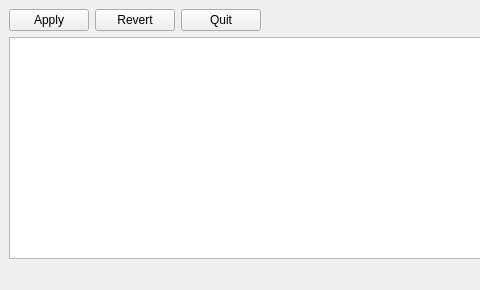
The window that ioc.ui (pcdshub/IocManager) describes before a commit, drawn with Qt 5; both pictures show x 0 to 480 and y 0 to 290 of the 1016 by 290 pixel window.
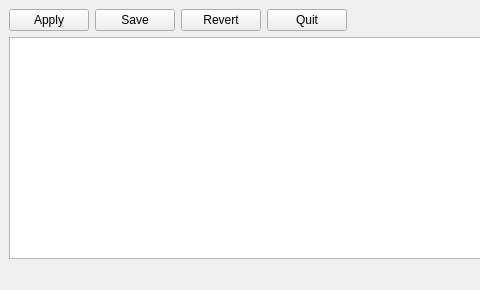
The same window after the commit.

What changed in the file:
```diff
--- a/ioc.ui
+++ b/ioc.ui
@@ -22,21 +22,21 @@
       </property>
      </widget>
     </item>
-    <item row="0" column="1">
+    <item row="0" column="2">
      <widget class="QPushButton" name="revertButton">
       <property name="text">
        <string>Revert</string>
       </property>
      </widget>
     </item>
-    <item row="0" column="2">
+    <item row="0" column="3">
      <widget class="QPushButton" name="quitButton">
       <property name="text">
        <string>Quit</string>
       </property>
      </widget>
     </item>
-    <item row="0" column="3">
+    <item row="0" column="5">
      <spacer name="horizontalSpacer">
       <property name="orientation">
        <enum>Qt::Horizontal</enum>
@@ -49,9 +49,16 @@
       </property>
      </spacer>
     </item>
-    <item row="1" column="0" colspan="4">
+    <item row="1" column="0" colspan="6">
      <widget class="QTableView" name="tableView"/>
     </item>
+    <item row="0" column="1">
+     <widget class="QPushButton" name="saveButton">
+      <property name="text">
+       <string>Save</string>
+      </property>
+     </widget>
+    </item>
    </layout>
   </widget>
   <widget class="QMenuBar" name="menubar">
```
